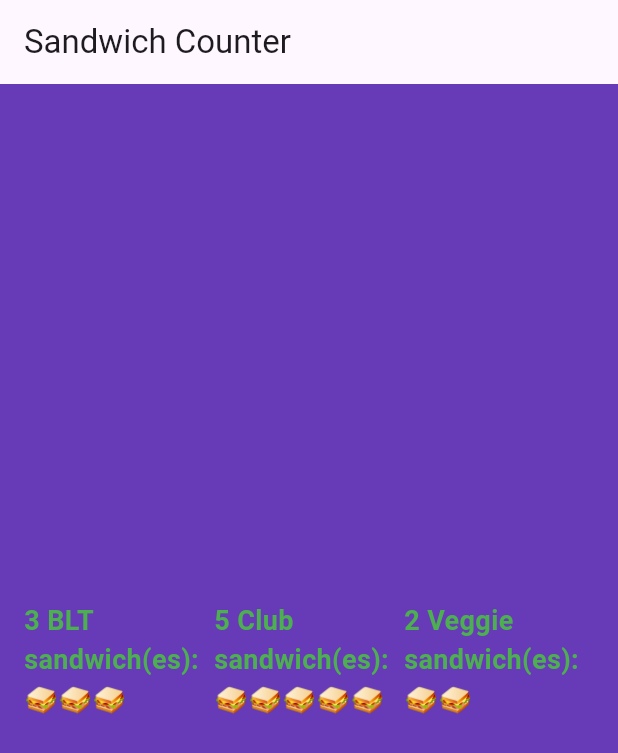
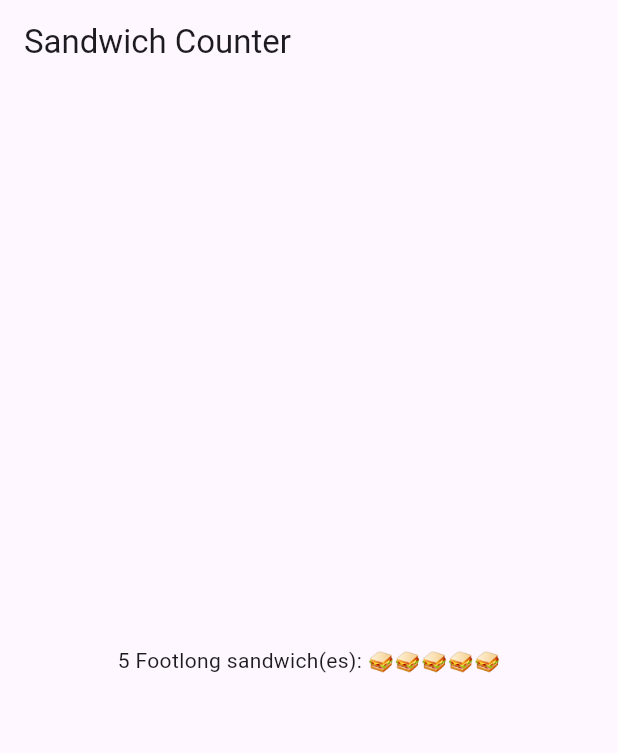
Before and after one commit to rzxv/sandwich_shop, a Flutter app: the screen it shows after launch, on a phone screen of 412 x 824 dp. Shown: the top 753 px of the screen. Run offline on Flutter 3.47's test engine with Material 3 defaults, Android fonts, the phone set to English and light mode, and no system bars.

Commit message:
Start of Worksheet 3

```diff
--- a/lib/main.dart
+++ b/lib/main.dart
@@ -1,7 +1,6 @@
 import 'package:flutter/material.dart';
 
 void main() {
-  // runApp(const MyApp());
   runApp(const App());
 }
 
@@ -14,99 +13,20 @@ class App extends StatelessWidget {
       title: 'Sandwich Shop App',
       home: Scaffold(
         appBar: AppBar(title: const Text('Sandwich Counter')),
-        body: Center(
-          child: Container(
-            alignment: Alignment.center,
-            padding: const EdgeInsets.all(16.0),
-            color: Colors.deepPurple,
-            child: const Row(
-              mainAxisAlignment: MainAxisAlignment.spaceBetween,
-              crossAxisAlignment: CrossAxisAlignment.center,
-              children: [
-                Expanded(child: OrderItemDisplay(3, 'BLT')),
-                Expanded(child: OrderItemDisplay(5, 'Club')),
-                Expanded(child: OrderItemDisplay(2, 'Veggie')),
-              ],
-            ),
-          ),
-        ),
+        body: const Center(child: OrderItemDisplay(5, 'Footlong')),
       ),
     );
   }
 }
 
 class OrderItemDisplay extends StatelessWidget {
+  final int quantity;
   final String itemType;
-  final int quantity;
 
   const OrderItemDisplay(this.quantity, this.itemType, {super.key});
 
   @override
   Widget build(BuildContext context) {
-    return Text(
-      '$quantity $itemType sandwich(es): ${'🥪' * quantity}',
-      style: const TextStyle(
-        color: Colors.green,
-        fontWeight: FontWeight.bold,
-        fontSize: 18.0,
-      ),
-    );
+    return Text('$quantity $itemType sandwich(es): ${'🥪' * quantity}');
   }
 }
-
-class MyApp extends StatelessWidget {
-  const MyApp({super.key});
-
-  // This widget is the root of your application.
-  @override
-  Widget build(BuildContext context) {
-    return MaterialApp(
-      title: 'Sandwich Shop App',
-      theme: ThemeData(
-        colorScheme: ColorScheme.fromSeed(seedColor: Colors.orange),
-        useMaterial3: true,
-      ),
-      home: const MyHomePage(title: 'My Sandwich Shop'),
-    );
-  }
-}
-
-class MyHomePage extends StatefulWidget {
-  const MyHomePage({super.key, required this.title});
-
-  final String title;
-
-  @override
-  State<MyHomePage> createState() => _MyHomePageState();
-}
-
-class _MyHomePageState extends State<MyHomePage> {
-  // The _counter variable and _incrementCounter method have been removed
-  // as they are no longer needed.
-
-  @override
-  Widget build(BuildContext context) {
-    return Scaffold(
-      appBar: AppBar(
-        backgroundColor: Theme.of(context).colorScheme.inversePrimary,
-        title: Text(widget.title),
-      ),
-      body: Center(
-        child: Column(
-          mainAxisAlignment: MainAxisAlignment.center,
-          children: <Widget>[
-            Text(
-              'Welcome to my shop!',
-              style: TextStyle(
-                fontSize: 24,
-                fontWeight: FontWeight.bold,
-                color: Theme.of(context).colorScheme.primary,
-              ),
-            ),
-          ],
-        ),
-      ),
-      // The FloatingActionButton has been removed as it is no longer needed.
-    );
-  }
-}
```
